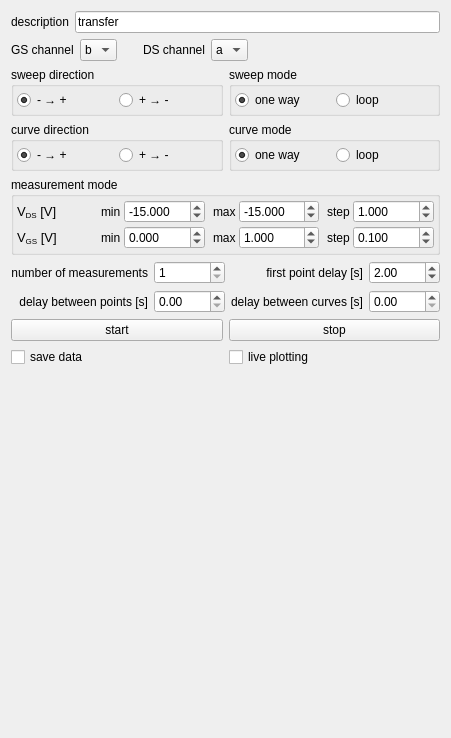
Qt form experiments/transistor_transfer.ui (dean-nanomol/nanomol) before a commit.
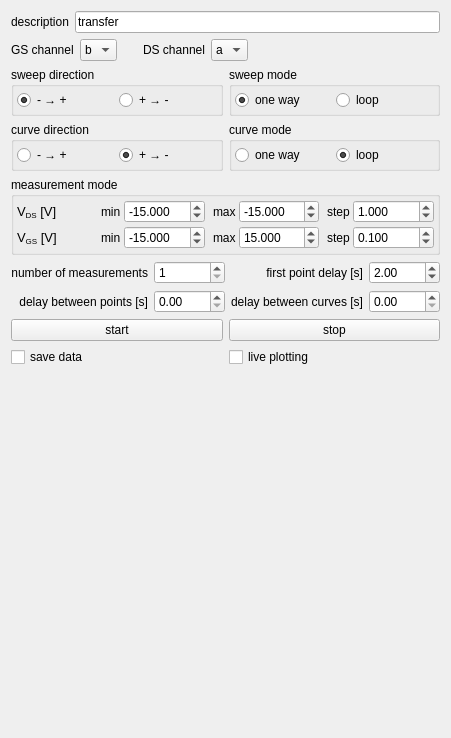
The same form after that commit.

```diff
--- a/experiments/transistor_transfer.ui
+++ b/experiments/transistor_transfer.ui
@@ -236,7 +236,7 @@
              <string>- → +</string>
             </property>
             <property name="checked">
-             <bool>true</bool>
+             <bool>false</bool>
             </property>
            </widget>
           </item>
@@ -248,6 +248,9 @@
             <property name="text">
              <string>+ → -</string>
             </property>
+            <property name="checked">
+             <bool>true</bool>
+            </property>
            </widget>
           </item>
          </layout>
@@ -280,7 +283,7 @@
              <string>one way</string>
             </property>
             <property name="checked">
-             <bool>true</bool>
+             <bool>false</bool>
             </property>
            </widget>
           </item>
@@ -289,6 +292,9 @@
             <property name="text">
              <string>loop</string>
             </property>
+            <property name="checked">
+             <bool>true</bool>
+            </property>
            </widget>
           </item>
          </layout>
@@ -470,6 +476,9 @@
           <property name="minimum">
            <double>-99.989999999999995</double>
           </property>
+          <property name="value">
+           <double>-15.000000000000000</double>
+          </property>
          </widget>
         </item>
         <item>
@@ -510,7 +519,7 @@
            <double>-99.989999999999995</double>
           </property>
           <property name="value">
-           <double>1.000000000000000</double>
+           <double>15.000000000000000</double>
           </property>
          </widget>
         </item>
```
